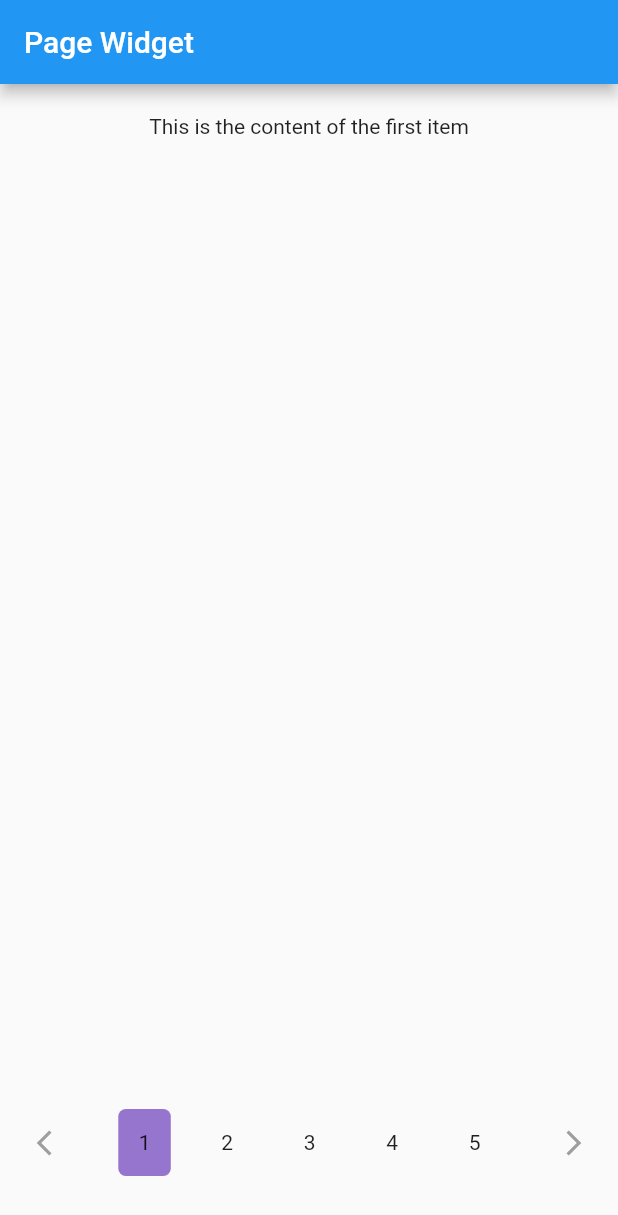
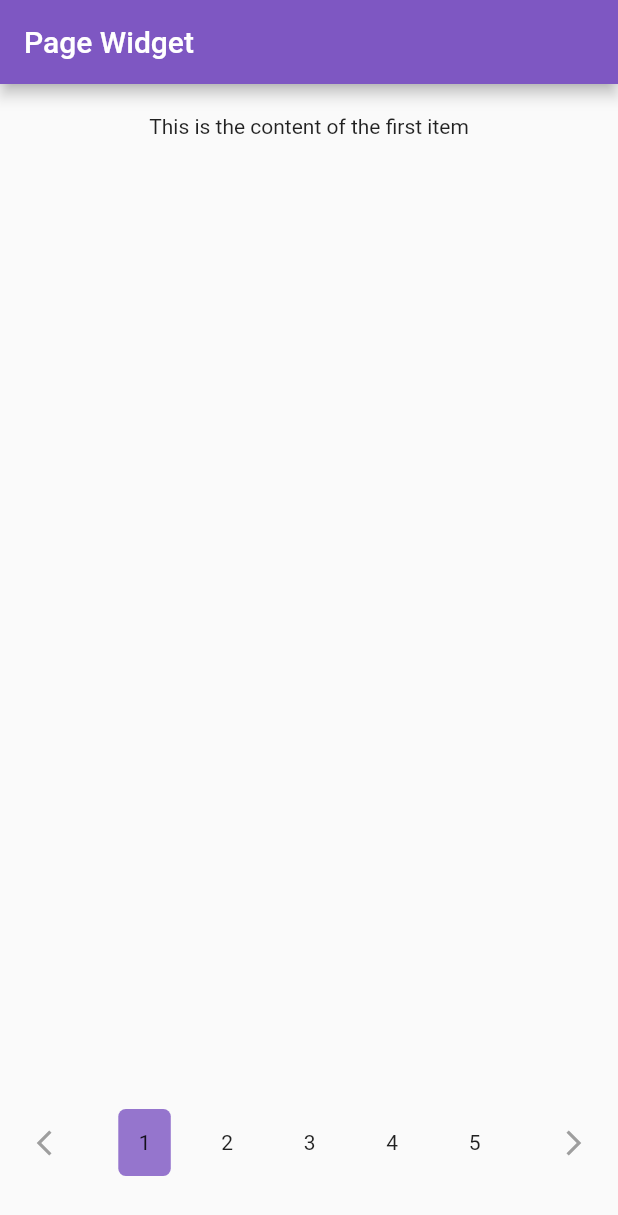
Before and after one commit to hssnhlim/pageWidget, a Flutter app: the screen it shows after launch, on a phone screen of 412 x 824 dp. Shown: the top 1215 px of the screen. Run offline on Flutter 3.47's test engine with Material 2 defaults, Android fonts, the phone set to English and light mode, and no system bars.

Commit message:
bgColor for appBar

```diff
--- a/lib/page_widget.dart
+++ b/lib/page_widget.dart
@@ -40,6 +40,7 @@ class _PageWidgetState extends State<PageWidget> {
   Widget build(BuildContext context) {
     return Scaffold(
       appBar: AppBar(
+        backgroundColor: Colors.deepPurple.shade400,
         title: const Text("Page Widget"),
       ),
       body: Column(
```
